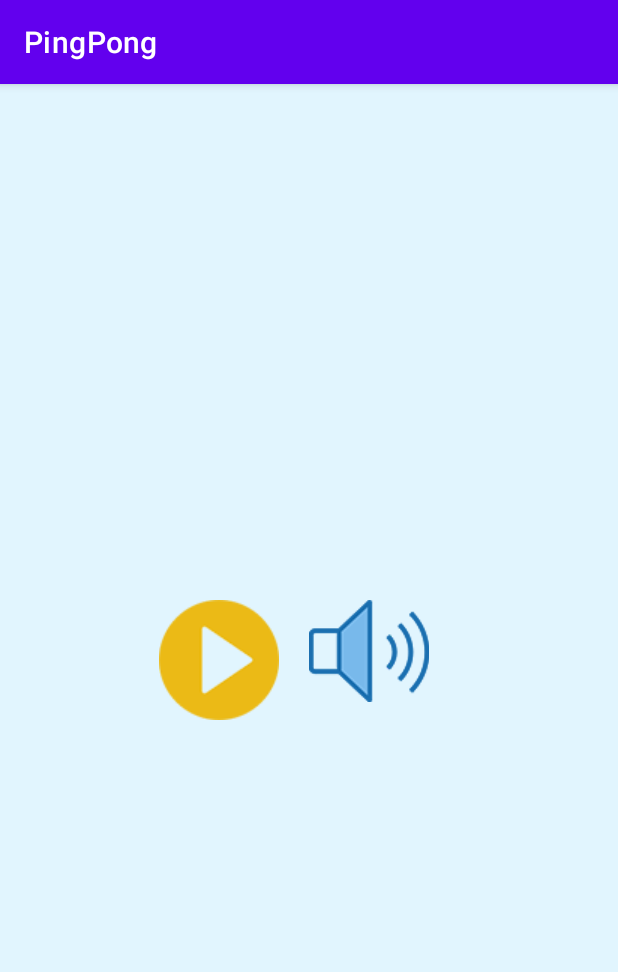
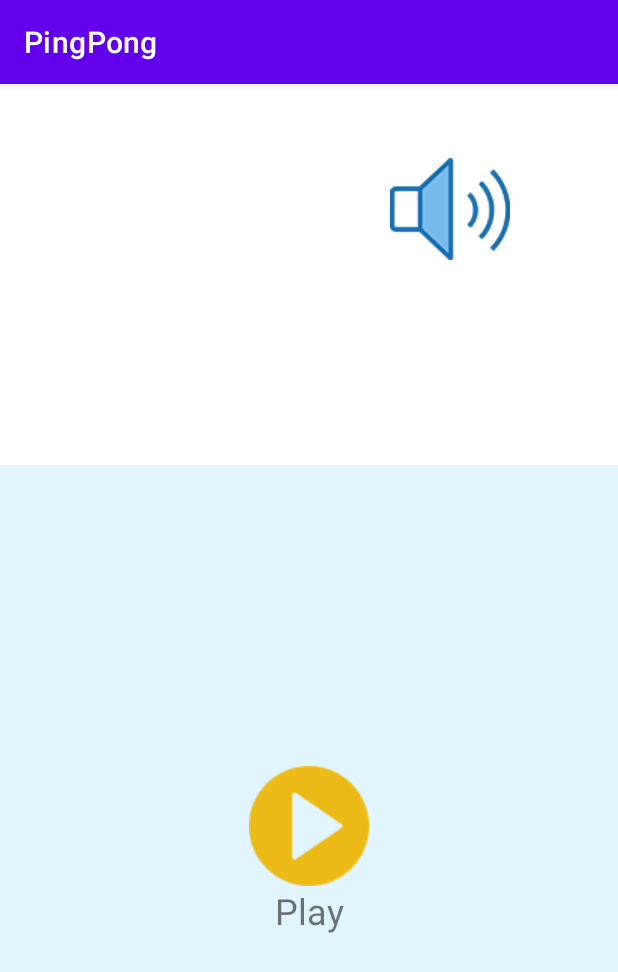
Before and after one commit to tgnielse1145/AndroidProjects, an Android app: the screen it shows after launch (MainActivity), on a phone screen of 412 x 824 dp. Shown: the top 972 px of the screen. Run offline under Robolectric (Android 15) with nearby library versions, the phone set to English and light mode, and no system bars.

Commit message:
made some updates
made some updates

```diff
--- a/PingPongGame/app/src/main/java/com/example/pingpong/view/GameView.java
+++ b/PingPongGame/app/src/main/java/com/example/pingpong/view/GameView.java
@@ -152,7 +152,7 @@ public class GameView extends View {
 
     private int xVelocity() {
         int[] values = {-35, -30, -25, 25, 30, 35};
-        int index = random.nextInt(6);
+        int index = random.nextInt(4);
         return values[index];
     }
 
--- a/PingPongGame/app/src/main/res/layout/activity_main.xml
+++ b/PingPongGame/app/src/main/res/layout/activity_main.xml
@@ -1,37 +1,53 @@
 <?xml version="1.0" encoding="utf-8"?>
-<LinearLayout
+<androidx.constraintlayout.widget.ConstraintLayout
     xmlns:android="http://schemas.android.com/apk/res/android"
     xmlns:app="http://schemas.android.com/apk/res-auto"
     xmlns:tools="http://schemas.android.com/tools"
     android:layout_width="match_parent"
     android:layout_height="match_parent"
-    tools:context=".MainActivity"
-    android:orientation="vertical"
-    android:background="#E1f5fE"
-    android:gravity="center">
+    tools:context=".MainActivity">
+
+    <ImageButton
+        android:id="@+id/audioOnIB"
+        android:layout_width="wrap_content"
+        android:layout_height="wrap_content"
+        android:layout_marginTop="49dp"
+        android:layout_marginEnd="72dp"
+        android:background="@drawable/audio_on"
+        android:contentDescription="@string/audio_on_image_button"
+        app:layout_constraintEnd_toEndOf="parent"
+        app:layout_constraintTop_toTopOf="parent" />
 
     <LinearLayout
-        android:layout_width="wrap_content"
-        android:layout_height="wrap_content"
-        android:orientation="horizontal">
+        android:layout_width="0dp"
+        android:layout_height="514dp"
+        android:background="#E1f5fE"
+        android:gravity="center"
+        android:orientation="vertical"
+        app:layout_constraintBottom_toBottomOf="parent"
+        app:layout_constraintEnd_toEndOf="parent"
+        app:layout_constraintHorizontal_bias="0.0"
+        app:layout_constraintStart_toStartOf="parent">
+
 
         <ImageButton
             android:id="@+id/playIB"
             android:layout_width="wrap_content"
             android:layout_height="wrap_content"
-            android:layout_marginEnd="20dp"
+            android:layout_gravity="center_horizontal"
+
             android:background="@drawable/play"
-            android:contentDescription="@string/play_image_button"
-            />
+            android:contentDescription="@string/play_image_button" />
 
-        <ImageButton
-            android:id="@+id/audioOnIB"
-            android:layout_width="wrap_content"
+        <TextView
+            android:id="@+id/playTV"
+            android:layout_width="match_parent"
             android:layout_height="wrap_content"
-            android:layout_marginEnd="20dp"
-            android:background="@drawable/audio_on"
-            android:contentDescription="@string/audio_on_image_button"
-          />
+            android:labelFor="@id/playIB"
+            android:text="@string/play"
+            android:textAlignment="center"
+            android:textSize="24sp" />
+
+
     </LinearLayout>
-
-</LinearLayout>
+</androidx.constraintlayout.widget.ConstraintLayout>
--- a/PingPongGame/app/src/main/res/values/strings.xml
+++ b/PingPongGame/app/src/main/res/values/strings.xml
@@ -2,4 +2,5 @@
     <string name="app_name">PingPong</string>
     <string name="play_image_button">Play Image Button</string>
     <string name="audio_on_image_button">Audio On Image Button</string>
+    <string name="play">Play</string>
 </resources>
```
